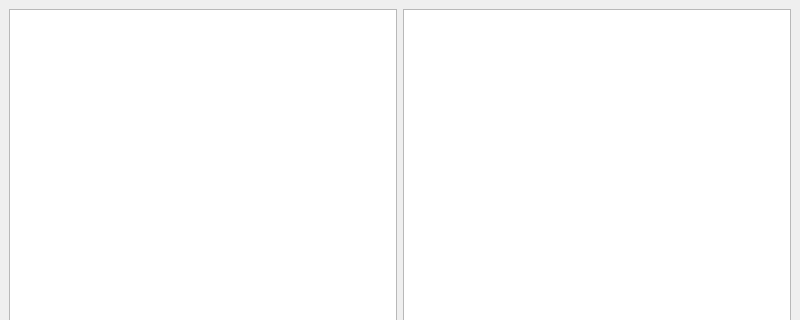
Above: MarkdownEditorProject1-ComputerGraphics/mainwindow.ui from J-D-J123/cs4610-computer-graphics before the change; both pictures show x 0 to 800 and y 0 to 320 of the 800 by 600 pixel window. Below: the same form after it.
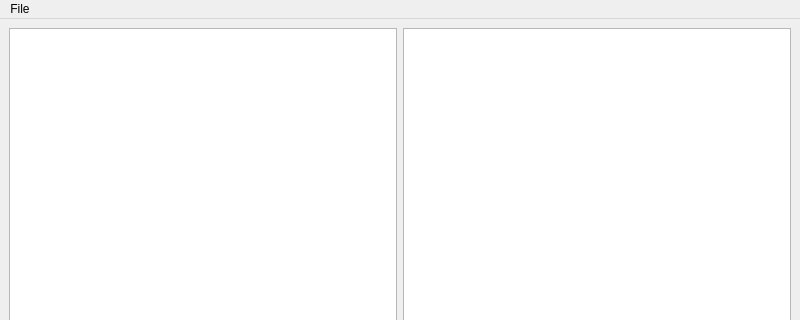
That is the form after the change.

```diff
--- a/MarkdownEditorProject1-ComputerGraphics/mainwindow.ui
+++ b/MarkdownEditorProject1-ComputerGraphics/mainwindow.ui
@@ -36,6 +36,13 @@
      <height>19</height>
     </rect>
    </property>
+   <widget class="QMenu" name="menuFile">
+    <property name="title">
+     <string>File</string>
+    </property>
+    <addaction name="actionSave"/>
+   </widget>
+   <addaction name="menuFile"/>
   </widget>
   <widget class="QStatusBar" name="statusbar"/>
  </widget>
```
Left out of the diff: 49 changed lines with no effect on the pictures.
